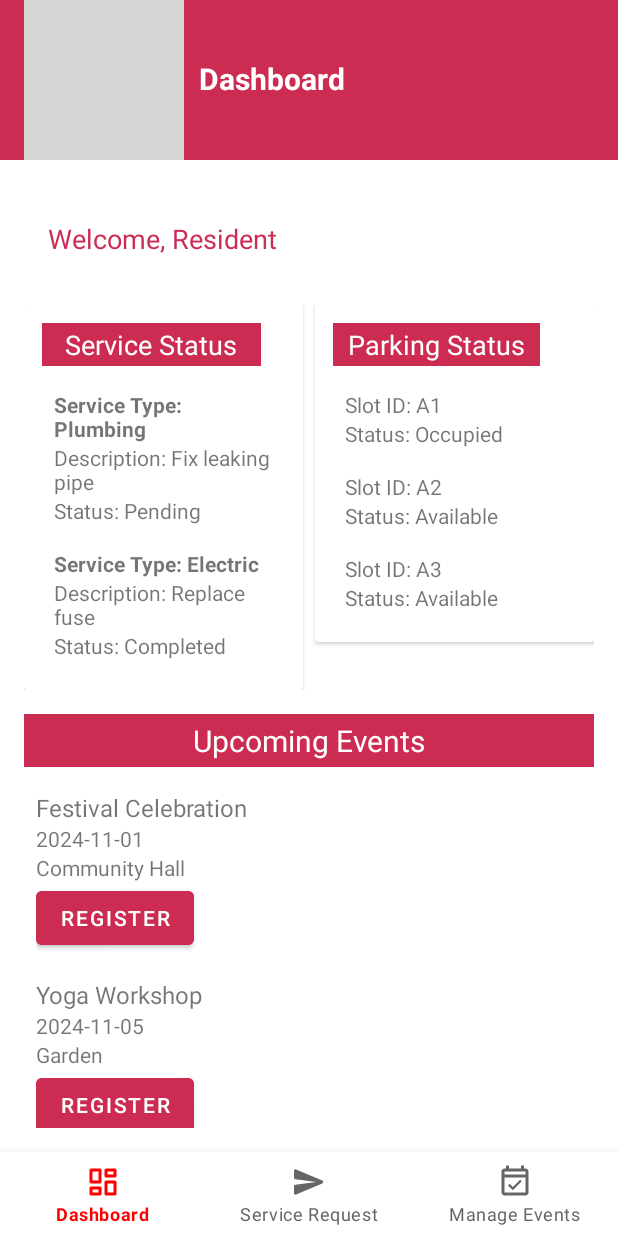
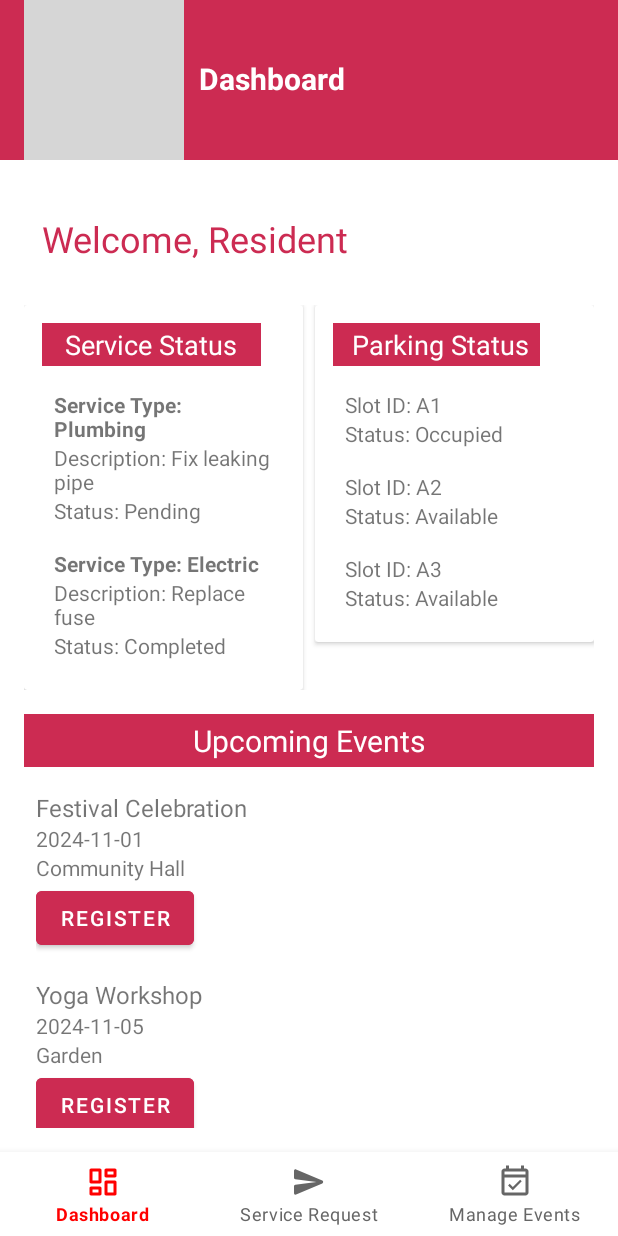
Before and after one commit to shanjida-alam/Smart-Living-Community, an Android app: the DashboardFragment screen opened directly, with no data from a screen before it, on a phone screen of 412 x 824 dp. Run offline under Robolectric (Android 15) with nearby library versions, the phone set to English and light mode, and no system bars; grey boxes are pictures that could not be loaded.

Commit message:
update UI

```diff
--- a/app/src/main/res/layout/fragment_dashboard.xml
+++ b/app/src/main/res/layout/fragment_dashboard.xml
@@ -9,10 +9,10 @@
         android:layout_width="match_parent"
         android:layout_height="wrap_content"
         android:layout_marginTop="8dp"
-        android:padding="16dp"
+        android:padding="12dp"
         android:text="Welcome, Resident"
         android:textColor="@color/toolbar_bg"
-        android:textSize="18sp" />
+        android:textSize="24dp" />
 
     <LinearLayout
         android:layout_width="match_parent"
@@ -73,7 +73,7 @@
                     android:layout_height="wrap_content"
                     android:background="@color/toolbar_bg"
                     android:padding="2dp"
-                    android:text="Parking Status"
+                    android:text=" Parking Status"
                     android:textAlignment="center"
                     android:textColor="@color/white"
                     android:textSize="18sp" />
```
